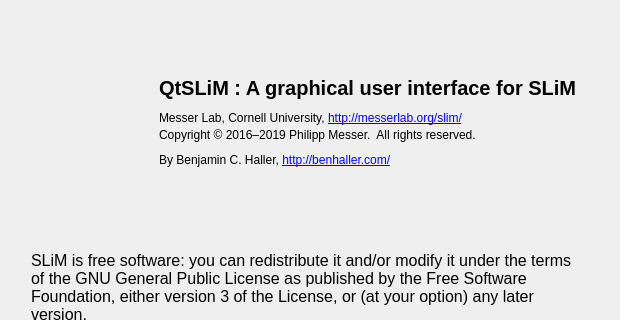
Qt form QtSLiM/QtSLiMAbout.ui (MesserLab/SLiM) before a commit; both pictures show x 0 to 620 and y 0 to 320 of the 620 by 554 pixel window.
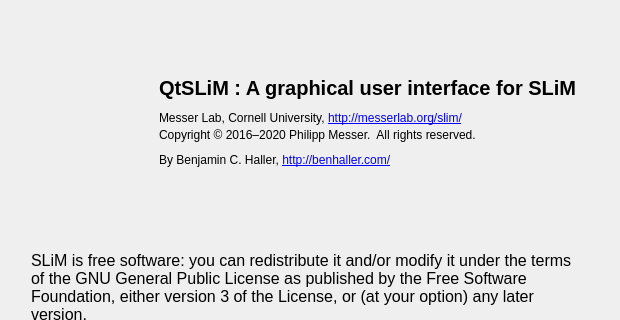
The same form after that commit. Icons and pictures are not drawn.

Commit message: advance copyright to 2020

```diff
--- a/QtSLiM/QtSLiMAbout.ui
+++ b/QtSLiM/QtSLiMAbout.ui
@@ -131,7 +131,7 @@
          <item>
           <widget class="QLabel" name="label_3">
            <property name="text">
-            <string>Copyright © 2016–2019 Philipp Messer.  All rights reserved.</string>
+            <string>Copyright © 2016–2020 Philipp Messer.  All rights reserved.</string>
            </property>
           </widget>
          </item>
```
The commit also changes 35 other files.
